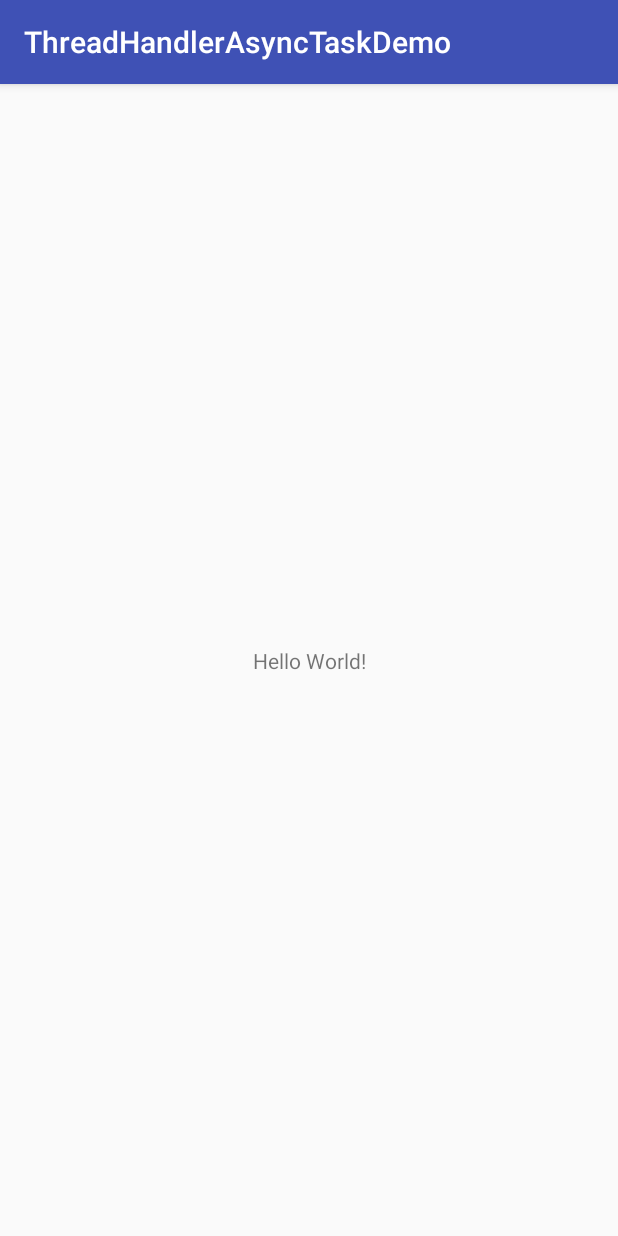
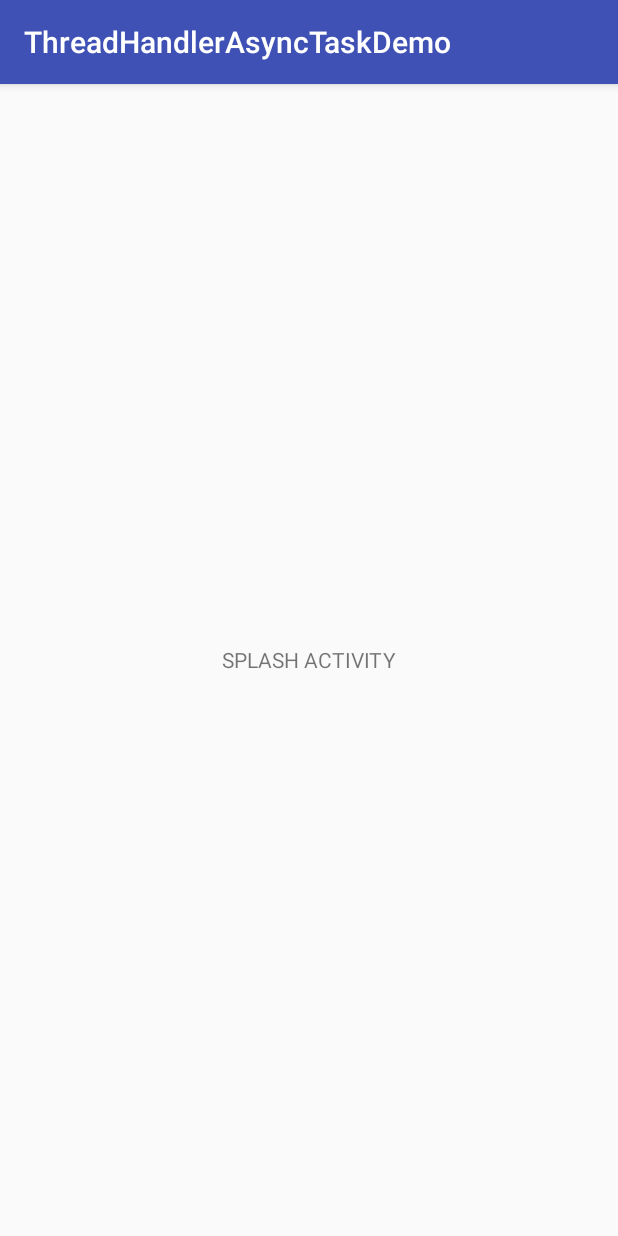
Before and after one commit to nvquangth/thread-handler-asynctask-demo, an Android app: the first screen one second after launch (MainActivity before the commit, SplashActivity after it), on a phone screen of 412 x 824 dp. Run offline under Robolectric (Android 15) with nearby library versions, the phone set to English and light mode, and no system bars.

```diff
--- a/app/build.gradle
+++ b/app/build.gradle
@@ -21,6 +21,9 @@ android {
 dependencies {
     implementation fileTree(dir: 'libs', include: ['*.jar'])
     implementation 'com.android.support:appcompat-v7:27.1.1'
+    implementation 'com.android.support:recyclerview-v7:27.1.1'
+    implementation 'com.github.bumptech.glide:glide:4.7.1'
+    annotationProcessor 'com.github.bumptech.glide:compiler:4.7.1'
     implementation 'com.android.support.constraint:constraint-layout:1.1.2'
     testImplementation 'junit:junit:4.12'
     androidTestImplementation 'com.android.support.test:runner:1.0.2'
--- a/app/src/main/AndroidManifest.xml
+++ b/app/src/main/AndroidManifest.xml
@@ -1,6 +1,8 @@
 <?xml version="1.0" encoding="utf-8"?>
 <manifest xmlns:android="http://schemas.android.com/apk/res/android"
     package="com.quangnv.threadhandlerasynctaskdemo">
+
+    <uses-permission android:name="android.permission.READ_EXTERNAL_STORAGE" />
 
     <application
         android:allowBackup="true"
@@ -9,7 +11,8 @@
         android:roundIcon="@mipmap/ic_launcher_round"
         android:supportsRtl="true"
         android:theme="@style/AppTheme">
-        <activity android:name=".MainActivity">
+        <activity android:name=".view.MainActivity" />
+        <activity android:name=".view.SplashActivity">
             <intent-filter>
                 <action android:name="android.intent.action.MAIN" />
 
--- a/app/src/main/java/com/quangnv/threadhandlerasynctaskdemo/MainActivity.java
+++ /dev/null
@@ -1,13 +0,0 @@
-package com.quangnv.threadhandlerasynctaskdemo;
-
-import android.support.v7.app.AppCompatActivity;
-import android.os.Bundle;
-
-public class MainActivity extends AppCompatActivity {
-
-    @Override
-    protected void onCreate(Bundle savedInstanceState) {
-        super.onCreate(savedInstanceState);
-        setContentView(R.layout.activity_main);
-    }
-}
--- /dev/null
+++ b/app/src/main/java/com/quangnv/threadhandlerasynctaskdemo/presenter/Presenter.java
@@ -0,0 +1,5 @@
+package com.quangnv.threadhandlerasynctaskdemo.presenter;
+
+public interface Presenter {
+    void loadImage();
+}
--- /dev/null
+++ b/app/src/main/java/com/quangnv/threadhandlerasynctaskdemo/view/SplashActivity.java
@@ -0,0 +1,27 @@
+package com.quangnv.threadhandlerasynctaskdemo.view;
+
+import android.content.Intent;
+import android.os.Handler;
+import android.support.v7.app.AppCompatActivity;
+import android.os.Bundle;
+
+import com.quangnv.threadhandlerasynctaskdemo.R;
+
+public class SplashActivity extends AppCompatActivity {
+
+    @Override
+    protected void onCreate(Bundle savedInstanceState) {
+        super.onCreate(savedInstanceState);
+        setContentView(R.layout.activity_splash);
+
+        new Handler().postDelayed(new Runnable() {
+            @Override
+            public void run() {
+                Intent intent = new Intent(SplashActivity.this, MainActivity.class);
+                startActivity(intent);
+                finish();
+            }
+        }, 3000);
+
+    }
+}
--- a/app/src/main/res/layout/activity_main.xml
+++ b/app/src/main/res/layout/activity_main.xml
@@ -1,18 +1,13 @@
 <?xml version="1.0" encoding="utf-8"?>
-<android.support.constraint.ConstraintLayout xmlns:android="http://schemas.android.com/apk/res/android"
-    xmlns:app="http://schemas.android.com/apk/res-auto"
-    xmlns:tools="http://schemas.android.com/tools"
+<LinearLayout
     android:layout_width="match_parent"
     android:layout_height="match_parent"
-    tools:context=".MainActivity">
+    android:orientation="vertical"
+    xmlns:android="http://schemas.android.com/apk/res/android">
 
-    <TextView
-        android:layout_width="wrap_content"
-        android:layout_height="wrap_content"
-        android:text="Hello World!"
-        app:layout_constraintBottom_toBottomOf="parent"
-        app:layout_constraintLeft_toLeftOf="parent"
-        app:layout_constraintRight_toRightOf="parent"
-        app:layout_constraintTop_toTopOf="parent" />
+    <android.support.v7.widget.RecyclerView
+        android:id="@+id/recycler_view"
+        android:layout_width="match_parent"
+        android:layout_height="match_parent" />
 
-</android.support.constraint.ConstraintLayout>
+</LinearLayout>
--- /dev/null
+++ b/app/src/main/res/layout/activity_splash.xml
@@ -0,0 +1,15 @@
+<?xml version="1.0" encoding="utf-8"?>
+<LinearLayout
+    xmlns:android="http://schemas.android.com/apk/res/android"
+    android:layout_width="match_parent"
+    android:layout_height="match_parent"
+    android:orientation="vertical"
+    android:gravity="center">
+
+    <TextView
+        android:layout_width="wrap_content"
+        android:layout_height="wrap_content"
+        android:textAllCaps="true"
+        android:text="@string/title_splash_activity" />
+
+</LinearLayout>
--- a/app/src/main/res/values/strings.xml
+++ b/app/src/main/res/values/strings.xml
@@ -1,3 +1,4 @@
 <resources>
     <string name="app_name">ThreadHandlerAsyncTaskDemo</string>
+    <string name="title_splash_activity">Splash Activity</string>
 </resources>
```
Also changed, not shown: app/src/main/java/com/quangnv/threadhandlerasynctaskdemo/model/ImageAdapter.java (added, +62 -0 lines), app/src/main/java/com/quangnv/threadhandlerasynctaskdemo/model/ImageTask.java (added, +30 -0 lines), app/src/main/java/com/quangnv/threadhandlerasynctaskdemo/model/ImageUtil.java (added, +25 -0 lines), app/src/main/java/com/quangnv/threadhandlerasynctaskdemo/presenter/ImagePresenter.java (added, +9 -0 lines), app/src/main/java/com/quangnv/threadhandlerasynctaskdemo/presenter/PresenterImpl.java (added, +29 -0 lines), app/src/main/java/com/quangnv/threadhandlerasynctaskdemo/view/MainActivity.java (added, +51 -0 lines), app/src/main/java/com/quangnv/threadhandlerasynctaskdemo/view/MainView.java (added, +7 -0 lines), app/src/main/res/layout/item_recycler_view.xml (added, +12 -0 lines).
